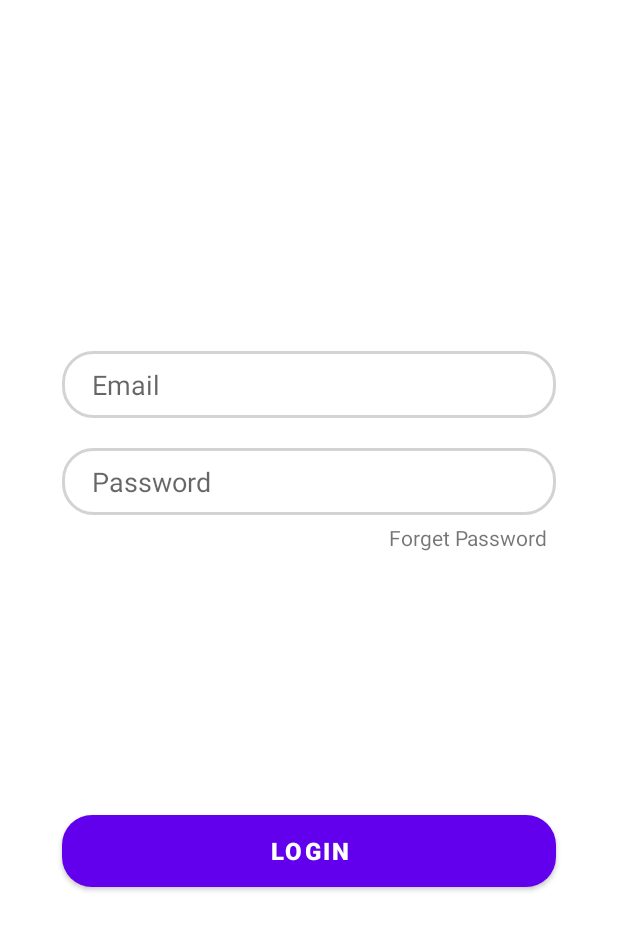
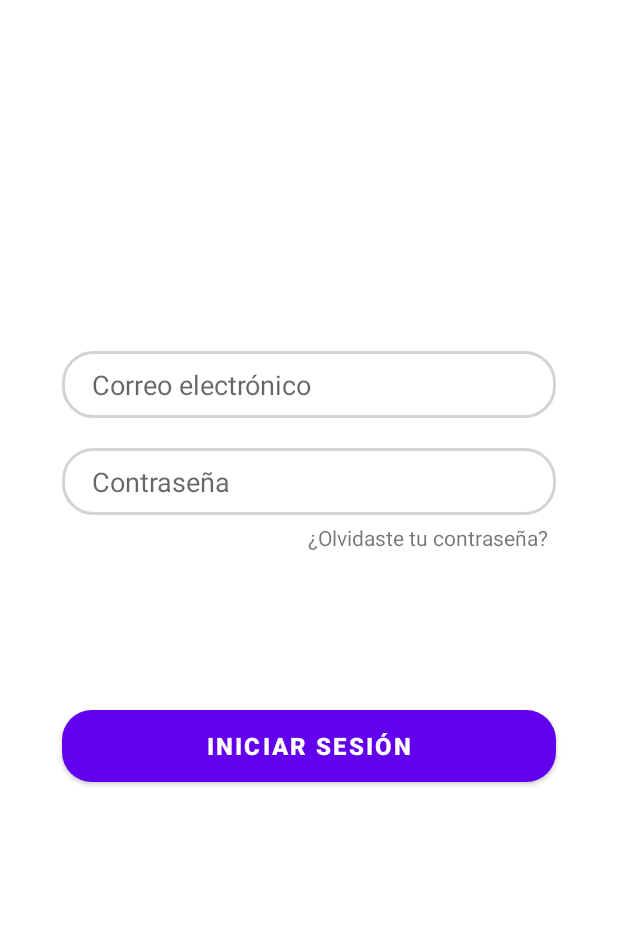
Before and after one commit to Namoku/SazonApp, an Android app: the layout login_tab_fragment.xml on its own in the app's theme, with its tools: preview values and no code run, on a phone screen of 412 x 824 dp. Shown: the top 930 px of the screen. Run offline under Robolectric (Android 15) with nearby library versions, the phone set to English and light mode, and no system bars.

Commit message:
Correción de traducción a español y posición de botones

```diff
--- a/app/src/main/res/layout/activity_login.xml
+++ b/app/src/main/res/layout/activity_login.xml
@@ -12,7 +12,7 @@
         android:layout_width="wrap_content"
         android:layout_height="0dp"
         android:scaleType="centerCrop"
-        android:src="@drawable/login_background"
+        android:src="@drawable/bg_fondo"
         app:layout_constraintBottom_toBottomOf="parent"
         app:layout_constraintEnd_toEndOf="parent"
         app:layout_constraintHeight_percent=".27"
--- a/app/src/main/res/layout/login_tab_fragment.xml
+++ b/app/src/main/res/layout/login_tab_fragment.xml
@@ -14,7 +14,7 @@
         app:layout_constraintVertical_bias=".3"
         app:layout_constraintHorizontal_bias="0.5"
         android:background="@drawable/edit_text_bg"
-        android:hint="Email"
+        android:hint="Correo electrónico"
         android:paddingLeft="20dp"
         android:paddingTop="10dp"
         android:paddingBottom="10dp"
@@ -27,7 +27,7 @@
         android:id="@+id/password"
         android:layout_width="0dp"
         android:layout_height="wrap_content"
-        android:hint="Password"
+        android:hint="Contraseña"
         android:paddingLeft="20dp"
         android:paddingTop="10dp"
         android:paddingBottom="10dp"
@@ -45,23 +45,23 @@
         android:id="@+id/Btn_login"
         android:layout_width="0dp"
         android:layout_height="wrap_content"
-        app:layout_constraintWidth_percent=".8"
-        app:layout_constraintVertical_bias="0.7"
-        android:text="Login"
+        android:background="@drawable/button_bg"
+        android:text="Iniciar Sesión"
+        android:textColor="@color/white"
         android:textSize="16sp"
         android:textStyle="bold"
-        android:textColor="@color/white"
-        android:background="@drawable/button_bg"
         app:layout_constraintBottom_toBottomOf="parent"
         app:layout_constraintEnd_toEndOf="parent"
         app:layout_constraintStart_toStartOf="parent"
-        app:layout_constraintTop_toTopOf="parent" />
+        app:layout_constraintTop_toBottomOf="@+id/password"
+        app:layout_constraintVertical_bias="0.3"
+        app:layout_constraintWidth_percent=".8" />
 
     <TextView
         android:id="@+id/forgetpass"
         android:layout_width="wrap_content"
         android:layout_height="wrap_content"
-        android:text="Forget Password"
+        android:text="¿Olvidaste tu contraseña?"
         app:layout_constraintVertical_bias="0"
         app:layout_constraintHorizontal_bias="1"
         android:layout_marginTop="5dp"
```
Also changed, not shown: app/src/main/res/layout/signup_tab_fragment.xml (+4 -4 lines).
